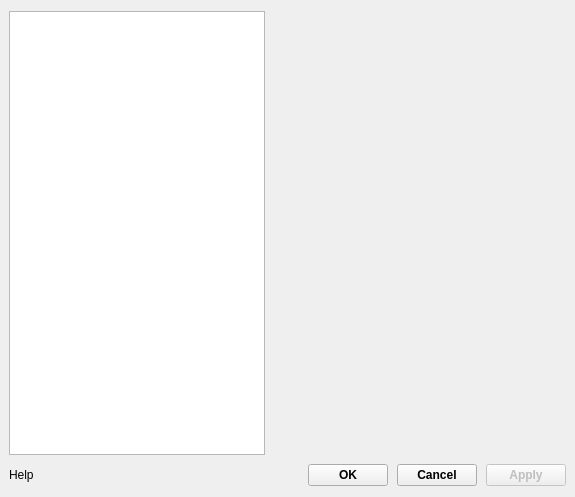
Old version of the form seospider/ui/application_settings_widget.ui in the repository andrascii/RiveSolutions_SEO_Spider.
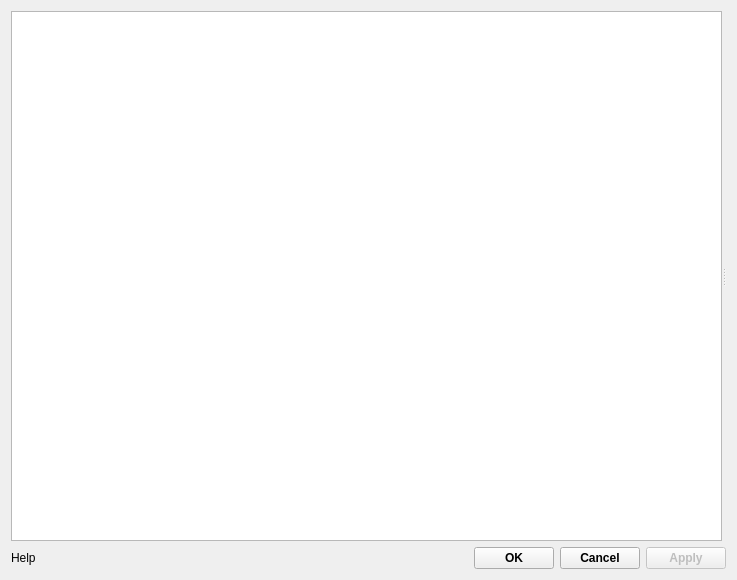
New version of the form.

Commit message: Изменения дизайна настроек и меню

```diff
--- a/seospider/ui/application_settings_widget.ui
+++ b/seospider/ui/application_settings_widget.ui
@@ -6,8 +6,8 @@
    <rect>
     <x>0</x>
     <y>0</y>
-    <width>575</width>
-    <height>497</height>
+    <width>737</width>
+    <height>580</height>
    </rect>
   </property>
   <property name="sizePolicy">
@@ -19,56 +19,17 @@
   <property name="windowTitle">
    <string>Application settings</string>
   </property>
+  <layout class="QVBoxLayout" name="verticalLayout">
+   <item>
   <layout class="QGridLayout" name="gridLayout">
-   <property name="leftMargin">
-    <number>9</number>
-   </property>
-   <property name="rightMargin">
-    <number>9</number>
-   </property>
-   <property name="spacing">
-    <number>9</number>
-   </property>
-   <item row="2" column="0">
-    <widget class="QLabel" name="helpLabel">
-     <property name="text">
-      <string>Help</string>
-     </property>
-    </widget>
-   </item>
-   <item row="2" column="3">
-    <widget class="QPushButton" name="cancelButton">
-     <property name="sizePolicy">
-      <sizepolicy hsizetype="Preferred" vsizetype="Fixed">
-       <horstretch>0</horstretch>
-       <verstretch>0</verstretch>
-      </sizepolicy>
-     </property>
-     <property name="font">
-      <font>
-       <weight>75</weight>
-       <bold>true</bold>
-      </font>
-     </property>
-     <property name="text">
-      <string>Cancel</string>
-     </property>
-    </widget>
-   </item>
-   <item row="2" column="1">
-    <spacer name="horizontalSpacer_2">
+     <item row="0" column="0" colspan="5">
+      <widget class="QSplitter" name="splitter">
      <property name="orientation">
       <enum>Qt::Horizontal</enum>
      </property>
-     <property name="sizeHint" stdset="0">
-      <size>
-       <width>40</width>
-       <height>20</height>
-      </size>
-     </property>
-    </spacer>
-   </item>
-   <item row="0" column="0" rowspan="2">
+       <property name="childrenCollapsible">
+        <bool>false</bool>
+       </property>
     <widget class="QListWidget" name="propGroupsList">
      <property name="sizePolicy">
       <sizepolicy hsizetype="Fixed" vsizetype="Expanding">
@@ -86,8 +47,30 @@
       <number>-1</number>
      </property>
     </widget>
-   </item>
-   <item row="2" column="2">
+       <widget class="QStackedWidget" name="stackedWidget"/>
+      </widget>
+     </item>
+     <item row="1" column="0">
+      <widget class="QLabel" name="helpLabel">
+       <property name="text">
+        <string>Help</string>
+       </property>
+      </widget>
+     </item>
+     <item row="1" column="1">
+      <spacer name="horizontalSpacer_2">
+       <property name="orientation">
+        <enum>Qt::Horizontal</enum>
+       </property>
+       <property name="sizeHint" stdset="0">
+        <size>
+         <width>40</width>
+         <height>20</height>
+        </size>
+       </property>
+      </spacer>
+     </item>
+     <item row="1" column="2">
     <widget class="QPushButton" name="okButton">
      <property name="sizePolicy">
       <sizepolicy hsizetype="Preferred" vsizetype="Fixed">
@@ -106,7 +89,26 @@
      </property>
     </widget>
    </item>
-   <item row="2" column="4">
+     <item row="1" column="3">
+      <widget class="QPushButton" name="cancelButton">
+       <property name="sizePolicy">
+        <sizepolicy hsizetype="Preferred" vsizetype="Fixed">
+         <horstretch>0</horstretch>
+         <verstretch>0</verstretch>
+        </sizepolicy>
+       </property>
+       <property name="font">
+        <font>
+         <weight>75</weight>
+         <bold>true</bold>
+        </font>
+       </property>
+       <property name="text">
+        <string>Cancel</string>
+       </property>
+      </widget>
+     </item>
+     <item row="1" column="4">
     <widget class="QPushButton" name="applyButton">
      <property name="enabled">
       <bool>false</bool>
@@ -122,8 +124,7 @@
      </property>
     </widget>
    </item>
-   <item row="0" column="1" rowspan="2" colspan="4">
-    <widget class="QStackedWidget" name="stackedWidget"/>
+    </layout>
    </item>
   </layout>
  </widget>
```
Lines whose indentation alone changed are shown as unchanged. The commit also changes 5 other files.
